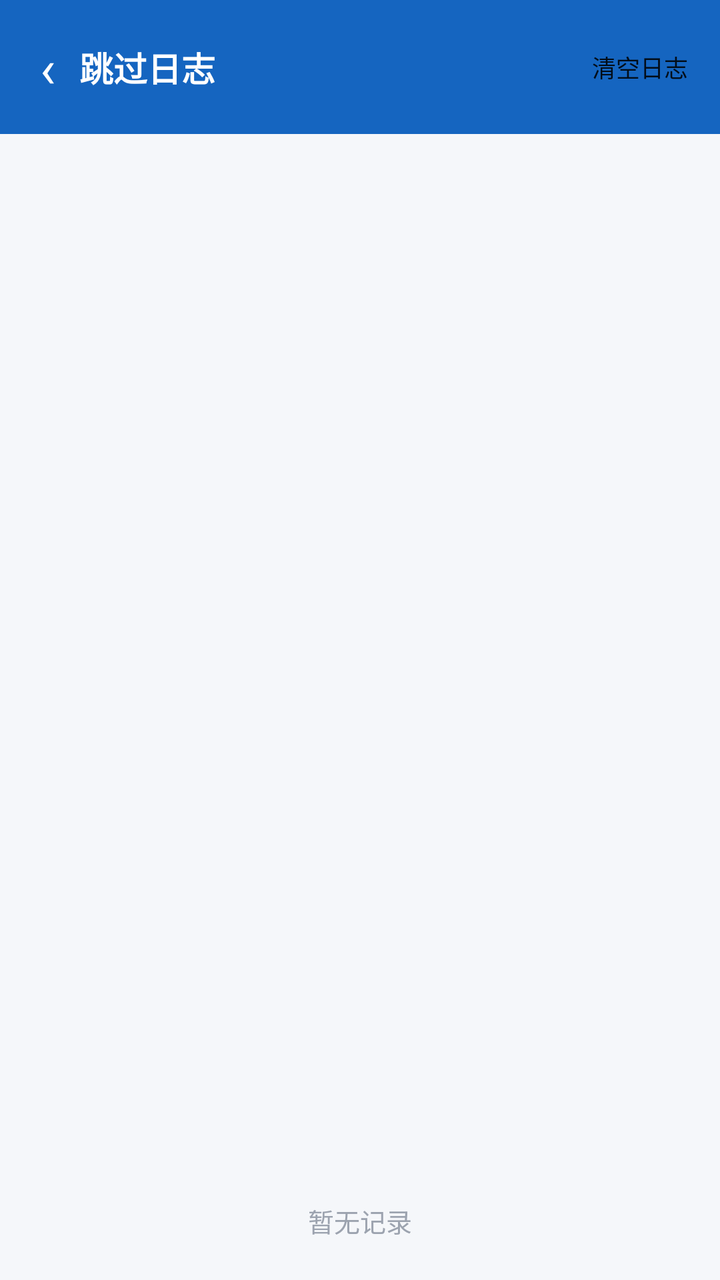
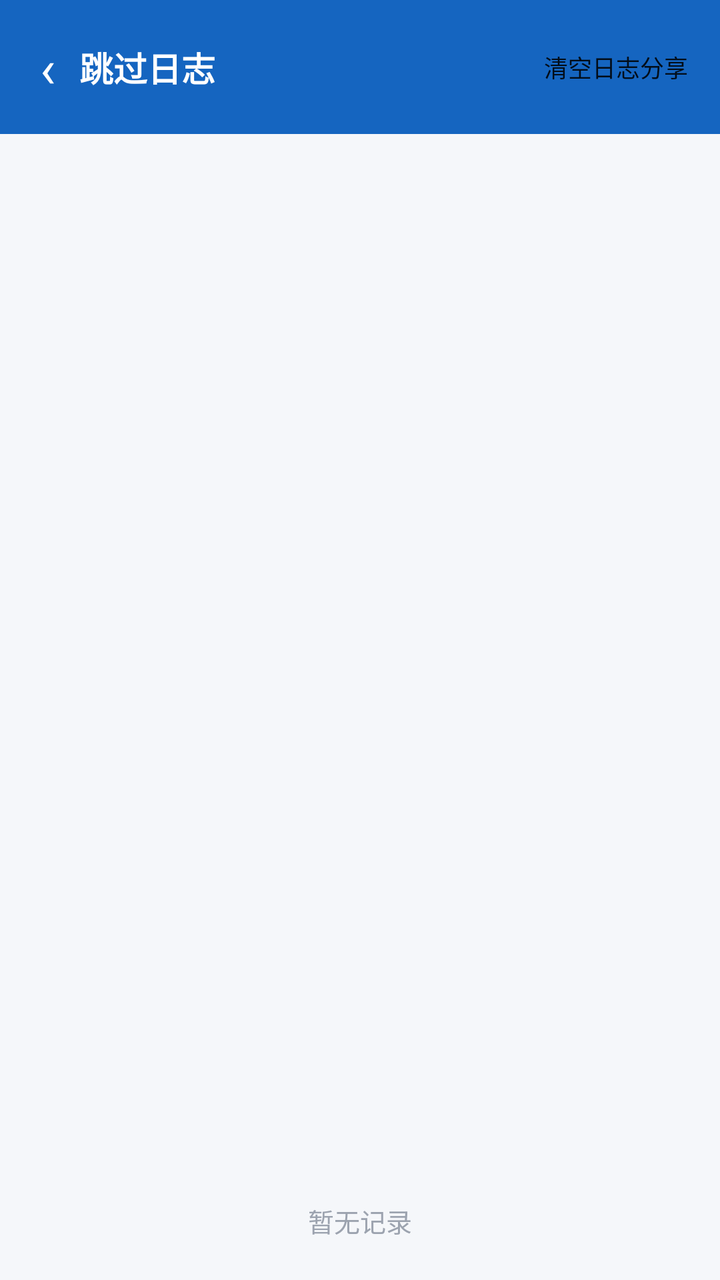

The first picture is an Android layout as it rendered before a commit; the second is the same layout after the commit. The layout source and the unified diff follow.
<!-- AndroidManifest.xml: application theme Theme.AdSkip -->
<!-- res/layout/activity_logs.xml -->
<?xml version="1.0" encoding="utf-8"?>
<LinearLayout xmlns:android="http://schemas.android.com/apk/res/android"
    android:layout_width="match_parent"
    android:layout_height="match_parent"
    android:orientation="vertical"
    android:background="#F5F7FA"
    android:fitsSystemWindows="true">

    <LinearLayout
        android:layout_width="match_parent"
        android:layout_height="wrap_content"
        android:orientation="horizontal"
        android:gravity="center_vertical"
        android:background="@color/brand"
        android:padding="16dp">

        <TextView
            android:id="@+id/btn_back"
            android:layout_width="wrap_content"
            android:layout_height="wrap_content"
            android:text="‹"
            android:textColor="#FFFFFF"
            android:textSize="26sp"
            android:paddingEnd="12dp"
            android:paddingStart="4dp" />

        <TextView
            android:layout_width="0dp"
            android:layout_height="wrap_content"
            android:layout_weight="1"
            android:text="@string/logs_title"
            android:textColor="#FFFFFF"
            android:textSize="17sp"
            android:textStyle="bold" />

        <Button
            android:id="@+id/btn_clear"
            android:layout_width="wrap_content"
            android:layout_height="wrap_content"
            android:text="@string/logs_clear"
            android:textSize="12sp"
            android:minHeight="0dp"
            android:minWidth="0dp" />
    </LinearLayout>

    <ScrollView
        android:layout_width="match_parent"
        android:layout_height="0dp"
        android:layout_weight="1"
        android:layout_margin="12dp">

        <LinearLayout
            android:id="@+id/ll_logs"
            android:layout_width="match_parent"
            android:layout_height="wrap_content"
            android:orientation="vertical"
            android:background="@drawable/card_bg"
            android:paddingHorizontal="14dp" />
    </ScrollView>

    <TextView
        android:id="@+id/tv_empty"
        android:layout_width="wrap_content"
        android:layout_height="wrap_content"
        android:layout_gravity="center"
        android:layout_marginBottom="20dp"
        android:text="@string/logs_empty"
        android:textSize="13sp"
        android:textColor="@color/text_secondary" />
</LinearLayout>
<!-- resources referenced by this layout -->
<resources>
  <color name="brand">#1565C0</color>
  <color name="text_secondary">#9CA3AF</color>
  <!-- drawable card_bg (drawable) -->
  <?xml version="1.0" encoding="utf-8"?>
  <shape xmlns:android="http://schemas.android.com/apk/res/android" android:shape="rectangle">
      <solid android:color="#FFFFFF" />
      <corners android:radius="14dp" />
      <stroke android:width="1dp" android:color="#E0E0E0" />
  </shape>
  <string name="logs_clear">清空日志</string>
  <string name="logs_empty">暂无记录</string>
  <string name="logs_title">跳过日志</string>
  <style name="Theme.AdSkip" parent="android:Theme.Material.Light.NoActionBar">
          <item name="android:statusBarColor">#1565C0</item>
          <item name="android:windowLightStatusBar">false</item>
          <item name="android:navigationBarColor">#FFFFFF</item>
      </style>
</resources>

<!-- the commit's change to res/layout/activity_logs.xml (unified diff, before → after) -->
@@ -41,6 +41,15 @@
             android:textSize="12sp"
             android:minHeight="0dp"
             android:minWidth="0dp" />
+
+        <Button
+            android:id="@+id/btn_share"
+            android:layout_width="wrap_content"
+            android:layout_height="wrap_content"
+            android:text="@string/logs_share"
+            android:textSize="12sp"
+            android:minHeight="0dp"
+            android:minWidth="0dp" />
     </LinearLayout>
 
     <ScrollView
<!-- resource entries referenced after the edit -->
@@ -11,11 +11,12 @@
   </shape>
   <string name="logs_clear">清空日志</string>
   <string name="logs_empty">暂无记录</string>
+  <string name="logs_share">分享</string>
   <string name="logs_title">跳过日志</string>
   <style name="Theme.AdSkip" parent="android:Theme.Material.Light.NoActionBar">
           <item name="android:statusBarColor">#1565C0</item>
           <item name="android:windowLightStatusBar">false</item>
-          <item name="android:navigationBarColor">#FFFFFF</item>
+          <item name="android:navigationBarColor">@color/brand</item>
       </style>
 </resources>
 
